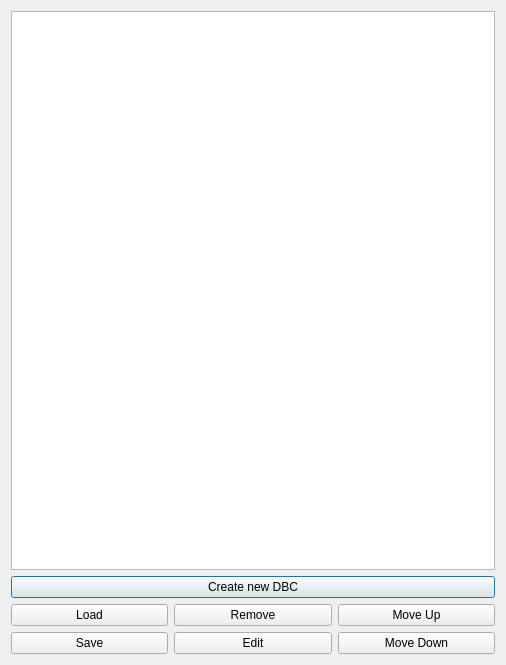
collin80/SavvyCAN, file ui/dbcloadsavewindow.ui: the form before one commit.
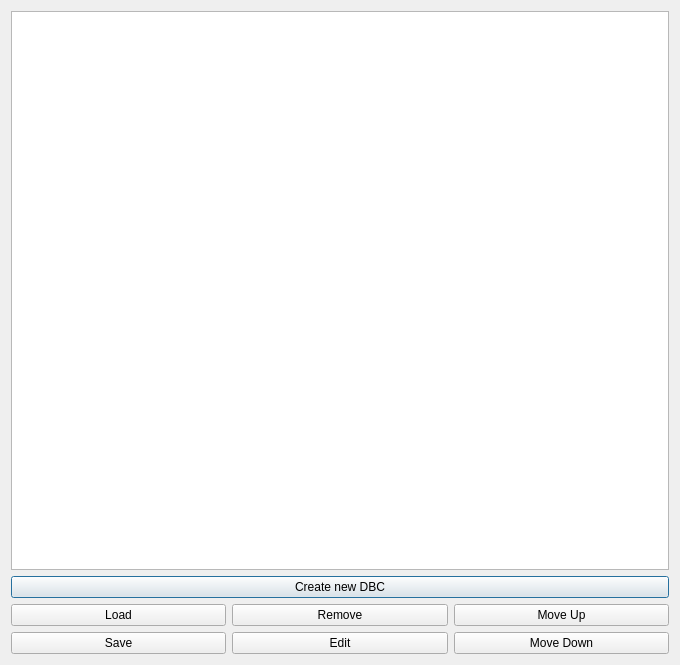
The form after the commit.

Patch:
```diff
--- a/ui/dbcloadsavewindow.ui
+++ b/ui/dbcloadsavewindow.ui
@@ -6,7 +6,7 @@
    <rect>
     <x>0</x>
     <y>0</y>
-    <width>506</width>
+    <width>680</width>
     <height>665</height>
    </rect>
   </property>
```
